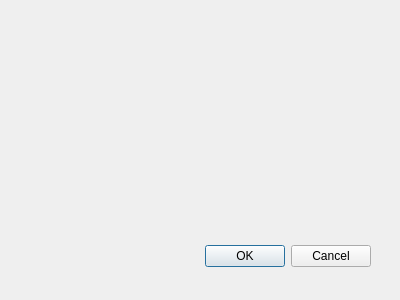
Qt form xlets_user_editor.ui (uliss/patch_scene) before a commit.
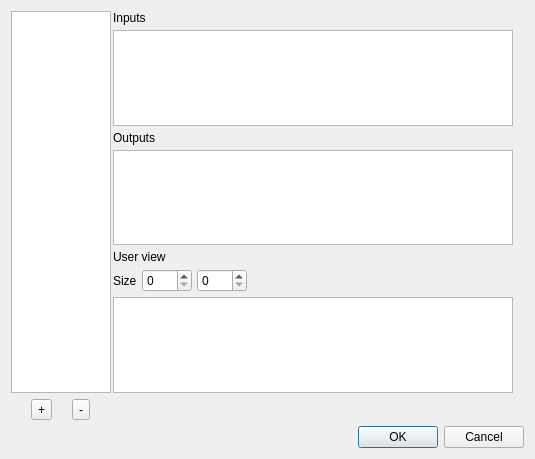
The same form after that commit.

```diff
--- a/xlets_user_editor.ui
+++ b/xlets_user_editor.ui
@@ -6,29 +6,179 @@
    <rect>
     <x>0</x>
     <y>0</y>
-    <width>400</width>
-    <height>300</height>
+    <width>535</width>
+    <height>459</height>
    </rect>
   </property>
   <property name="windowTitle">
    <string>Dialog</string>
   </property>
-  <widget class="QDialogButtonBox" name="buttonBox">
-   <property name="geometry">
-    <rect>
-     <x>30</x>
-     <y>240</y>
-     <width>341</width>
-     <height>32</height>
-    </rect>
+  <layout class="QGridLayout" name="gridLayout_2">
+   <property name="horizontalSpacing">
+    <number>2</number>
    </property>
-   <property name="orientation">
-    <enum>Qt::Horizontal</enum>
-   </property>
-   <property name="standardButtons">
-    <set>QDialogButtonBox::Cancel|QDialogButtonBox::Ok</set>
-   </property>
-  </widget>
+   <item row="1" column="0">
+    <layout class="QHBoxLayout" name="horizontalLayout">
+     <property name="spacing">
+      <number>0</number>
+     </property>
+     <item>
+      <widget class="QToolButton" name="toolButton_2">
+       <property name="text">
+        <string>+</string>
+       </property>
+      </widget>
+     </item>
+     <item>
+      <widget class="QToolButton" name="toolButton">
+       <property name="text">
+        <string>-</string>
+       </property>
+      </widget>
+     </item>
+    </layout>
+   </item>
+   <item row="0" column="0">
+    <widget class="QListView" name="listView">
+     <property name="maximumSize">
+      <size>
+       <width>100</width>
+       <height>16777215</height>
+      </size>
+     </property>
+    </widget>
+   </item>
+   <item row="0" column="1">
+    <layout class="QVBoxLayout" name="verticalLayout">
+     <property name="spacing">
+      <number>5</number>
+     </property>
+     <item>
+      <widget class="QLabel" name="label">
+       <property name="text">
+        <string>Inputs</string>
+       </property>
+      </widget>
+     </item>
+     <item>
+      <widget class="QGraphicsView" name="inletsView">
+       <property name="maximumSize">
+        <size>
+         <width>400</width>
+         <height>200</height>
+        </size>
+       </property>
+      </widget>
+     </item>
+     <item>
+      <widget class="QLabel" name="label_2">
+       <property name="text">
+        <string>Outputs</string>
+       </property>
+      </widget>
+     </item>
+     <item>
+      <widget class="QGraphicsView" name="outletsView">
+       <property name="maximumSize">
+        <size>
+         <width>400</width>
+         <height>200</height>
+        </size>
+       </property>
+       <property name="baseSize">
+        <size>
+         <width>400</width>
+         <height>200</height>
+        </size>
+       </property>
+      </widget>
+     </item>
+     <item>
+      <widget class="QLabel" name="label_3">
+       <property name="text">
+        <string>User view</string>
+       </property>
+      </widget>
+     </item>
+     <item>
+      <layout class="QHBoxLayout" name="horizontalLayout_2">
+       <item>
+        <widget class="QLabel" name="label_4">
+         <property name="text">
+          <string>Size</string>
+         </property>
+        </widget>
+       </item>
+       <item>
+        <widget class="QSpinBox" name="spinBox_2">
+         <property name="minimumSize">
+          <size>
+           <width>50</width>
+           <height>0</height>
+          </size>
+         </property>
+         <property name="maximumSize">
+          <size>
+           <width>75</width>
+           <height>16777215</height>
+          </size>
+         </property>
+        </widget>
+       </item>
+       <item>
+        <widget class="QSpinBox" name="spinBox">
+         <property name="minimumSize">
+          <size>
+           <width>50</width>
+           <height>0</height>
+          </size>
+         </property>
+         <property name="maximumSize">
+          <size>
+           <width>75</width>
+           <height>16777215</height>
+          </size>
+         </property>
+        </widget>
+       </item>
+       <item>
+        <spacer name="horizontalSpacer">
+         <property name="orientation">
+          <enum>Qt::Horizontal</enum>
+         </property>
+         <property name="sizeHint" stdset="0">
+          <size>
+           <width>40</width>
+           <height>20</height>
+          </size>
+         </property>
+        </spacer>
+       </item>
+      </layout>
+     </item>
+     <item>
+      <widget class="QGraphicsView" name="userView">
+       <property name="maximumSize">
+        <size>
+         <width>400</width>
+         <height>200</height>
+        </size>
+       </property>
+      </widget>
+     </item>
+    </layout>
+   </item>
+   <item row="2" column="1">
+    <widget class="QDialogButtonBox" name="buttonBox">
+     <property name="orientation">
+      <enum>Qt::Horizontal</enum>
+     </property>
+     <property name="standardButtons">
+      <set>QDialogButtonBox::Cancel|QDialogButtonBox::Ok</set>
+     </property>
+    </widget>
+   </item>
+  </layout>
  </widget>
  <resources/>
  <connections>
```
